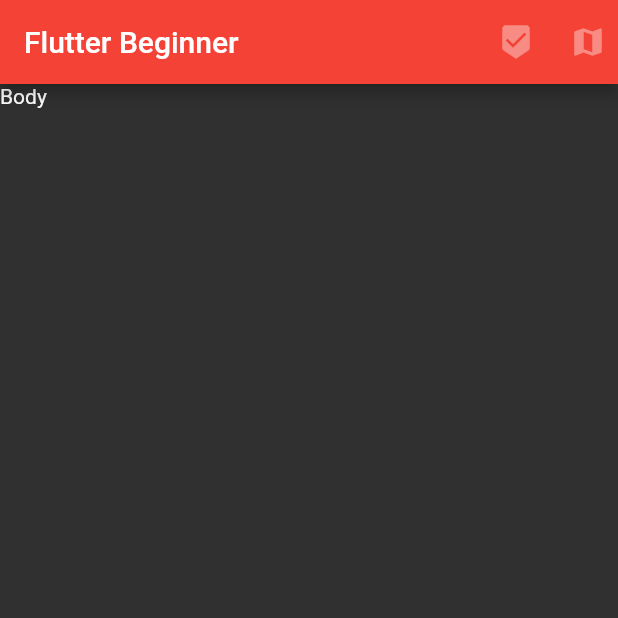
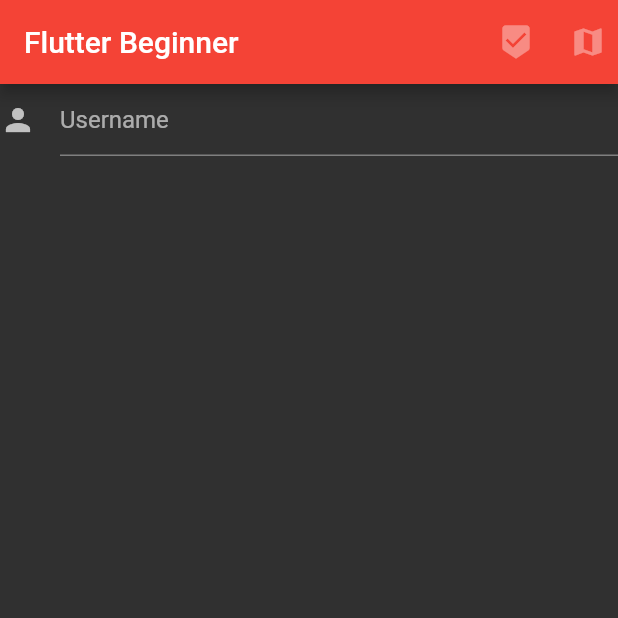
Before and after one commit to wteam5274/flutter, a Flutter app: the screen it shows after launch, on a phone screen of 412 x 824 dp, the top half of it. Run offline on Flutter 3.47's test engine with Material 2 defaults, Android fonts, the phone set to English and light mode, and no system bars.

```diff
--- a/lib/main.dart
+++ b/lib/main.dart
@@ -37,7 +37,15 @@ class _MyStatefulWidgetsState extends State<MyStatefulWidgets> {
       ),
       body: Column(
         children: <Widget>[
-          Text("Body",textDirection: TextDirection.ltr,)
+          TextField(
+            decoration: InputDecoration(
+              icon: Icon(Icons.person),
+              hintText: "Username"
+            ),
+            onChanged: (input) {
+              print("onChanged Username $input");
+            },
+          )
         ],
       ),
     );
```
